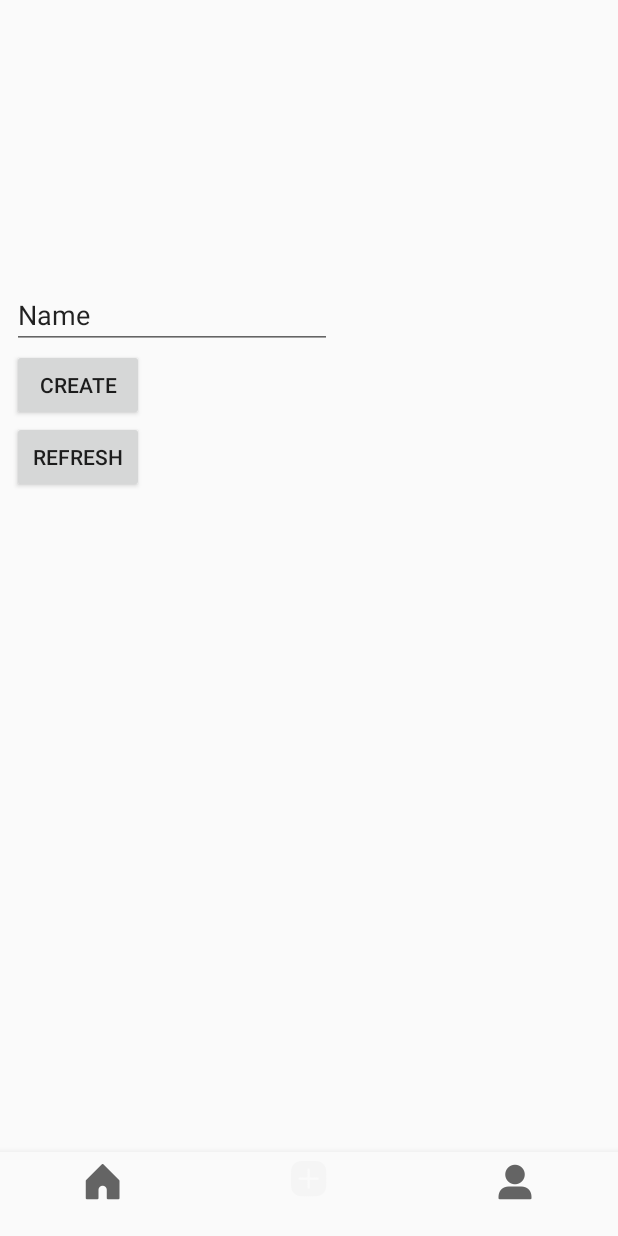
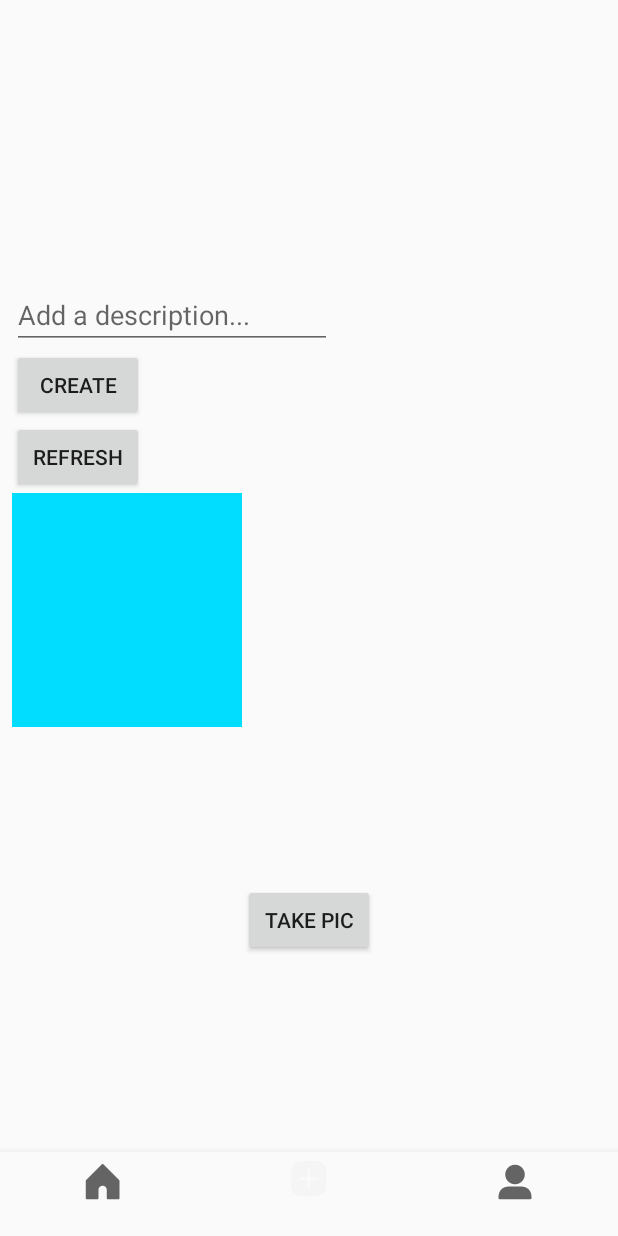
Before and after one commit to alveerak/Parstagram, an Android app: the HomeFragment screen opened directly, with no data from a screen before it, item 2 of the bottom bar chosen, on a phone screen of 412 x 824 dp. Run offline under Robolectric (Android 15) with nearby library versions, the phone set to English and light mode, and no system bars; libraries missing offline, so code that uses them is left out: com.parse; 3 statements that could not run were skipped.

Commit message:
Take picture functionality

```diff
--- a/app/src/main/AndroidManifest.xml
+++ b/app/src/main/AndroidManifest.xml
@@ -12,6 +12,8 @@
     <uses-permission android:name="android.permission.GET_ACCOUNTS" />
     <uses-permission android:name="android.permission.READ_PROFILE" />
     <uses-permission android:name="android.permission.READ_CONTACTS" />
+    <uses-feature android:name="android.hardware.camera"
+        android:required="true" />
 
     <application
         android:name=".ParstagramApplication"
@@ -33,8 +35,7 @@
                 <category android:name="android.intent.category.LAUNCHER" />
             </intent-filter>
         </activity>
-        <activity android:name=".PicActivity" />
-        <activity android:name=".ProfileActivity"></activity>
+
     </application>
 
 </manifest>
--- a/app/src/main/java/com/codepath/alveera/parstagram/HomeFragment.java
+++ b/app/src/main/java/com/codepath/alveera/parstagram/HomeFragment.java
@@ -2,9 +2,17 @@ package com.codepath.alveera.parstagram;
 
 import android.os.Bundle;
 import android.support.v4.app.Fragment;
+import android.util.Log;
 import android.view.LayoutInflater;
 import android.view.View;
 import android.view.ViewGroup;
+
+import com.codepath.alveera.parstagram.model.Post;
+import com.parse.FindCallback;
+import com.parse.ParseException;
+import com.parse.ParseUser;
+
+import java.util.List;
 
 public class HomeFragment extends Fragment {
 
@@ -16,6 +24,38 @@ public class HomeFragment extends Fragment {
         return inflater.inflate(R.layout.fragment_home, container, false);
     }
 
+    @Override
+    public void onViewCreated(View view, Bundle savedInstanceState) {
+        loadTopPosts();
+    }
+
+    public void loadTopPosts() {
+        final Post.Query postsQuery = new Post.Query();
+        postsQuery.getTop().withUser();
+
+
+        postsQuery.getQuery(Post.class).findInBackground(new FindCallback<Post>() {
+
+            @Override
+            public void done(List<Post> objects, ParseException e) {
+                if (e == null) {
+                    for (int i = 0; i < objects.size(); ++i) {
+                        ParseUser p = objects.get(i).getUser();
+                        try {
+                            Log.d("InstaActivity", "Pose[" + i + "] = " +
+                                    objects.get(i).getDescription() +
+                                    "\nusername = " + objects.get(i).getUser().fetchIfNeeded().getUsername());
+                        } catch (ParseException e1) {
+                            e1.printStackTrace();
+                        }
+
+                    }
+                }else {
+                    e.printStackTrace();
+                }
+            }
+        });
+    }
 
 
 }
--- a/app/src/main/java/com/codepath/alveera/parstagram/InstaActivity.java
+++ b/app/src/main/java/com/codepath/alveera/parstagram/InstaActivity.java
@@ -13,7 +13,7 @@ public class InstaActivity extends AppCompatActivity {
 
     private TextView mTextMessage;
     Fragment currentFragment = null;
-    FragmentTransaction ft;
+    private FragmentTransaction ft;
 
     private BottomNavigationView.OnNavigationItemSelectedListener mOnNavigationItemSelectedListener
             = new BottomNavigationView.OnNavigationItemSelectedListener() {
@@ -40,7 +40,6 @@ public class InstaActivity extends AppCompatActivity {
                     return true;
                 case R.id.navigation_notifications:
                     currentFragment = new ProfileFragment();
-                    System.out.println("profile page here");
                     ft = getSupportFragmentManager().beginTransaction();
                     ft.replace(R.id.my_fragment, currentFragment);
                     ft.commit();
@@ -67,6 +66,8 @@ public class InstaActivity extends AppCompatActivity {
         BottomNavigationView navigation = (BottomNavigationView) findViewById(R.id.navigation);
         navigation.setOnNavigationItemSelectedListener(mOnNavigationItemSelectedListener);
     }
+
+
 
 //    public void loadTopPosts() {
 //        final Post.Query postsQuery = new Post.Query();
--- a/app/src/main/java/com/codepath/alveera/parstagram/PicFragment.java
+++ b/app/src/main/java/com/codepath/alveera/parstagram/PicFragment.java
@@ -1,6 +1,10 @@
 package com.codepath.alveera.parstagram;
 
+import android.content.Intent;
+import android.graphics.Bitmap;
 import android.os.Bundle;
+import android.os.Environment;
+import android.provider.MediaStore;
 import android.support.v4.app.Fragment;
 import android.util.Log;
 import android.view.LayoutInflater;
@@ -9,32 +13,38 @@ import android.view.ViewGroup;
 import android.widget.Button;
 import android.widget.EditText;
 import android.widget.ImageView;
+import android.widget.Toast;
 
 import com.codepath.alveera.parstagram.model.Post;
-import com.parse.FindCallback;
-import com.parse.ParseException;
 import com.parse.ParseFile;
 import com.parse.ParseUser;
-import com.parse.SaveCallback;
 
 import java.io.File;
-import java.util.List;
 
 
 public class PicFragment extends Fragment {
 
 
-    private static final String imagePath = "...";
+    private static final String imagePath = "/storage/emulated/0/DCIM/Camera/IMG_20180710_130908.jpg";
     private EditText descriptionInput;
     private Button createButton;
-    private Button refreshButton;
-    private ImageView imageView;
+    private Button camButton;
+    static final int REQUEST_IMAGE_CAPTURE = 1;
+    static final int RESULT_OK = 1;
+
+    public final String APP_TAG = "MyCustomApp";
+    public final static int CAPTURE_IMAGE_ACTIVITY_REQUEST_CODE = 1034;
+    public String photoFileName = "photo.jpg";
+    File photoFile;
+
+    ImageView ivPreview;
 
     @Override
     public void onViewCreated(View view, Bundle savedInstanceState) {
         descriptionInput = (EditText) view.findViewById(R.id.description_et);
         createButton = (Button) view.findViewById(R.id.create_btn);
-        refreshButton = (Button) view.findViewById(R.id.refresh_btn);
+        camButton = (Button) view.findViewById(R.id.cam_btn);
+        ivPreview = (ImageView) view.findViewById(R.id.ivPreview);
 
         createButton.setOnClickListener(new View.OnClickListener() {
             @Override
@@ -49,31 +59,69 @@ public class PicFragment extends Fragment {
 
             }
         });
-        refreshButton.setOnClickListener(new View.OnClickListener() {
+
+        camButton.setOnClickListener(new View.OnClickListener() {
             @Override
             public void onClick(View view) {
-                loadTopPosts();
+                // create Intent to take a picture and return control to the calling application
+                Intent intent = new Intent(MediaStore.ACTION_IMAGE_CAPTURE);
+                // Create a File reference to access to future access
+                photoFile = getPhotoFileUri(imagePath);
+
+                // wrap File object into a content provider
+                // required for API >= 24
+                // See https://guides.codepath.com/android/Sharing-Content-with-Intents#sharing-files-with-api-24-or-higher
+                //Uri fileProvider = FileProvider.getUriForFile(PicFragment.this.getActivity(), "com.codepath.fileprovider", photoFile);
+                //intent.putExtra(MediaStore.EXTRA_OUTPUT, fileProvider);
+
+                // If you call startActivityForResult() using an intent that no app can handle, your app will crash.
+                // So as long as the result is not null, it's safe to use the intent.
+                if (intent.resolveActivity(PicFragment.this.getActivity().getPackageManager()) != null) {
+                    startActivityForResult(intent, CAPTURE_IMAGE_ACTIVITY_REQUEST_CODE);
+                }
             }
         });
     }
 
+    // Returns the File for a photo stored on disk given the fileName
+    public File getPhotoFileUri(String fileName) {
+        // Get safe storage directory for photos
+        // Use `getExternalFilesDir` on Context to access package-specific directories.
+        // This way, we don't need to request external read/write runtime permissions.
+        File mediaStorageDir = new File(getContext().getExternalFilesDir(Environment.DIRECTORY_PICTURES), APP_TAG);
+
+        // Create the storage directory if it does not exist
+        if (!mediaStorageDir.exists() && !mediaStorageDir.mkdirs()){
+            Log.d(APP_TAG, "failed to create directory");
+        }
+
+        // Return the file target for the photo based on filename
+        File file = new File(mediaStorageDir.getPath() + File.separator + fileName);
+
+        return file;
+    }
+
+
+
+    @Override
+    public void onActivityResult(int requestCode, int resultCode, Intent data) {
+        if (requestCode == CAPTURE_IMAGE_ACTIVITY_REQUEST_CODE) {
+            if (resultCode == -1) {
+                Bundle extras = data.getExtras();
+                Bitmap imageBitmap = (Bitmap) extras.get("data");
+                // by this point we have the camera photo on disk
+                //Bitmap takenImage = BitmapFactory.decodeFile(photoFile.getAbsolutePath());
+                // RESIZE BITMAP, see section below
+                // Load the taken image into a preview
+                ivPreview.setImageBitmap(imageBitmap);
+            } else { // Result was a failure
+                Toast.makeText(getContext(), "Picture wasn't taken!", Toast.LENGTH_SHORT).show();
+            }
+        }
+    }
+
     private void createPost(String description, ParseFile imageFile, ParseUser imageUser) {
-        final Post newPost = new Post();
-        newPost.setDescription(description);
-        newPost.setImage(imageFile);
-        newPost.setUser(imageUser);
-
-        newPost.saveInBackground(new SaveCallback() {
-            @Override
-            public void done(ParseException e) {
-                if (e == null) {
-                    Log.d("HomeActivity", "Create post success");
-                }
-                else {
-                    e.printStackTrace();
-                }
-            }
-        });
+        Post newPost = Post.newInstance(imageUser, imageFile, description);
     }
 
     @Override
@@ -82,33 +130,4 @@ public class PicFragment extends Fragment {
         // Inflate the layout for this fragment
         return inflater.inflate(R.layout.fragment_pic, container, false);
     }
-
-    public void loadTopPosts() {
-        final Post.Query postsQuery = new Post.Query();
-        postsQuery.getTop().withUser();
-
-
-        postsQuery.getQuery(Post.class).findInBackground(new FindCallback<Post>() {
-
-            @Override
-            public void done(List<Post> objects, ParseException e) {
-                if (e == null) {
-                    for (int i = 0; i < objects.size(); ++i) {
-                        ParseUser p = objects.get(i).getUser();
-                        try {
-                            Log.d("InstaActivity", "Pose[" + i + "] = " +
-                                    objects.get(i).getDescription() +
-                                    "\nusername = " + objects.get(i).getUser().fetchIfNeeded().getUsername());
-                        } catch (ParseException e1) {
-                            e1.printStackTrace();
-                        }
-
-                    }
-                }else {
-                    e.printStackTrace();
-                }
-            }
-        });
-    }
-
 }
--- a/app/src/main/java/com/codepath/alveera/parstagram/ProfileFragment.java
+++ b/app/src/main/java/com/codepath/alveera/parstagram/ProfileFragment.java
@@ -1,5 +1,6 @@
 package com.codepath.alveera.parstagram;
 
+import android.content.Intent;
 import android.os.Bundle;
 import android.support.v4.app.Fragment;
 import android.view.LayoutInflater;
@@ -29,6 +30,8 @@ public class ProfileFragment extends Fragment {
                 ParseUser.logOut();
                 ParseUser currentUser = ParseUser.getCurrentUser(); // this will now be null
                 // go back to log in screen
+                Intent intent = new Intent(getActivity(), LoginActivity.class);
+                startActivity(intent);
             }
         });
     }
--- a/app/src/main/java/com/codepath/alveera/parstagram/model/Post.java
+++ b/app/src/main/java/com/codepath/alveera/parstagram/model/Post.java
@@ -1,10 +1,14 @@
 package com.codepath.alveera.parstagram.model;
 
+import android.util.Log;
+
 import com.parse.ParseClassName;
+import com.parse.ParseException;
 import com.parse.ParseFile;
 import com.parse.ParseObject;
 import com.parse.ParseQuery;
 import com.parse.ParseUser;
+import com.parse.SaveCallback;
 
 import org.json.JSONException;
 import org.json.JSONObject;
@@ -63,6 +67,25 @@ public class Post extends ParseObject{
         put(KEY_USER, user);
     }
 
+    public static Post newInstance(ParseUser author, ParseFile image, String description) {
+        Post post = new Post();
+        post.setImage(image);
+        post.setDescription(description);
+        post.setUser(author);
+        post.saveInBackground(new SaveCallback() {
+            @Override
+            public void done(ParseException e) {
+                if (e == null) {
+                    Log.d("HomeActivity", "Create post success");
+                }
+                else {
+                    e.printStackTrace();
+                }
+            }
+        });
+        return post;
+    }
+
     public static class Query extends ParseQuery<Post>{
 
         public Query() {
--- a/app/src/main/res/layout/fragment_pic.xml
+++ b/app/src/main/res/layout/fragment_pic.xml
@@ -1,5 +1,6 @@
 <?xml version="1.0" encoding="utf-8"?>
 <FrameLayout xmlns:android="http://schemas.android.com/apk/res/android"
+    xmlns:app="http://schemas.android.com/apk/res-auto"
     xmlns:tools="http://schemas.android.com/tools"
     android:layout_width="match_parent"
     android:layout_height="match_parent"
@@ -19,7 +20,8 @@
             android:layout_alignParentStart="true"
             android:ems="10"
             android:inputType="textPersonName"
-            android:text="Name" />
+            android:text=""
+            android:hint="Add a description..."/>
 
         <Button
             android:id="@+id/create_btn"
@@ -36,6 +38,23 @@
             android:layout_alignParentStart="true"
             android:layout_below="@+id/create_btn"
             android:text="Refresh" />
+
+        <Button
+            android:id="@+id/cam_btn"
+            android:layout_width="wrap_content"
+            android:layout_height="wrap_content"
+            android:layout_alignParentBottom="true"
+            android:layout_centerHorizontal="true"
+            android:text="take pic" />
+
+        <ImageView
+            android:id="@+id/ivPreview"
+            android:layout_width="153dp"
+            android:layout_height="156dp"
+            android:layout_alignParentStart="true"
+            android:layout_below="@+id/refresh_btn"
+            android:src="@android:color/holo_blue_bright" />
+
     </RelativeLayout>
 
 </FrameLayout>
--- a/app/src/main/res/values/strings.xml
+++ b/app/src/main/res/values/strings.xml
@@ -1,6 +1,6 @@
 <resources>
     <string name="app_name">Parstagram</string>
-    <string name="title_activity_login">Sign in</string>
+    <string name="title_activity_login">Parstagram</string>
 
     <!-- Strings related to login -->
     <string name="prompt_email">Username</string>
```
Also changed, not shown: app/src/main/java/com/codepath/alveera/parstagram/LoginActivity.java (+5 -4 lines).
